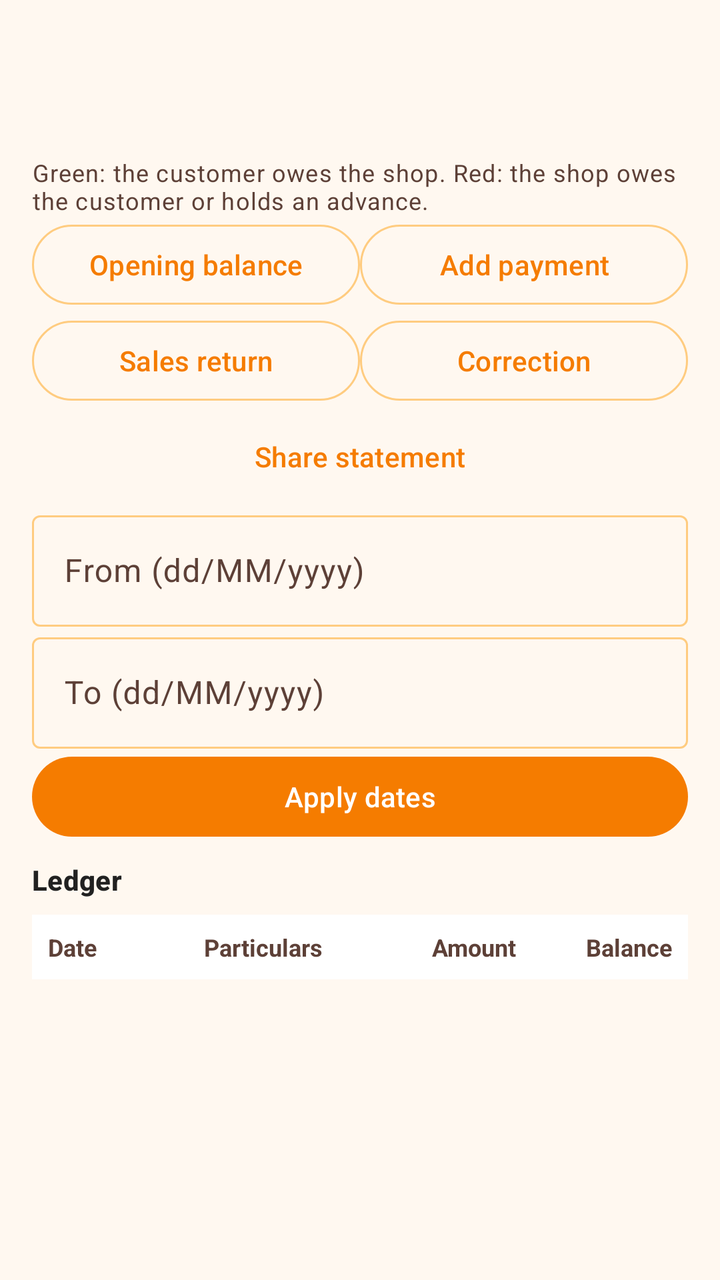
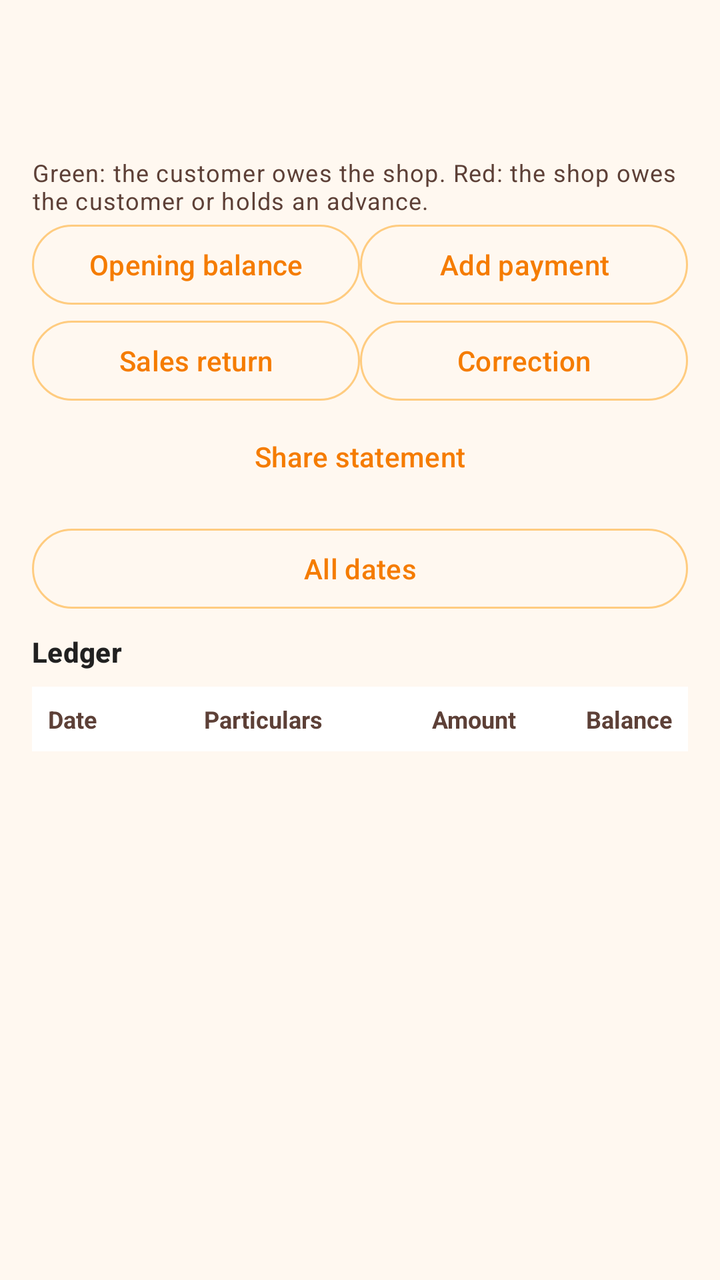

The first picture is an Android layout as it rendered before a commit; the second is the same layout after the commit. The layout source and the unified diff follow.
<!-- AndroidManifest.xml: application theme Theme.VikrSaathi -->
<!-- res/layout/fragment_party_ledger.xml -->
<?xml version="1.0" encoding="utf-8"?>
<ScrollView xmlns:android="http://schemas.android.com/apk/res/android"
    android:layout_width="match_parent"
    android:layout_height="match_parent">

    <LinearLayout
        android:layout_width="match_parent"
        android:layout_height="wrap_content"
        android:orientation="vertical"
        android:padding="16dp">

        <TextView
            android:id="@+id/textPartyName"
            android:layout_width="match_parent"
            android:layout_height="wrap_content"
            android:textAppearance="?attr/textAppearanceHeadlineSmall"
            android:textColor="@color/text_primary_dark" />

        <TextView
            android:id="@+id/textPartyBalance"
            android:layout_width="match_parent"
            android:layout_height="wrap_content"
            android:layout_marginTop="4dp"
            android:textAppearance="?attr/textAppearanceTitleMedium"
            android:textColor="@color/text_accent" />

        <TextView
            android:id="@+id/textSignHint"
            android:layout_width="match_parent"
            android:layout_height="wrap_content"
            android:layout_marginTop="4dp"
            android:text="@string/customer_balance_sign"
            android:textAppearance="?attr/textAppearanceBodySmall"
            android:textColor="@color/text_secondary_dark" />

        <LinearLayout
            android:layout_width="match_parent"
            android:layout_height="wrap_content"
            android:orientation="horizontal">

            <com.google.android.material.button.MaterialButton
                android:id="@+id/buttonOpening"
                style="@style/Widget.Material3.Button.OutlinedButton"
                android:layout_width="0dp"
                android:layout_height="wrap_content"
                android:layout_weight="1"
                android:text="@string/opening_balance_action" />

            <com.google.android.material.button.MaterialButton
                android:id="@+id/buttonPayment"
                style="@style/Widget.Material3.Button.OutlinedButton"
                android:layout_width="0dp"
                android:layout_height="wrap_content"
                android:layout_weight="1"
                android:text="@string/add_payment_action" />
        </LinearLayout>

        <LinearLayout
            android:layout_width="match_parent"
            android:layout_height="wrap_content"
            android:orientation="horizontal">

            <com.google.android.material.button.MaterialButton
                android:id="@+id/buttonReturn"
                style="@style/Widget.Material3.Button.OutlinedButton"
                android:layout_width="0dp"
                android:layout_height="wrap_content"
                android:layout_weight="1"
                android:text="@string/sales_return_action" />

            <com.google.android.material.button.MaterialButton
                android:id="@+id/buttonCorrection"
                style="@style/Widget.Material3.Button.OutlinedButton"
                android:layout_width="0dp"
                android:layout_height="wrap_content"
                android:layout_weight="1"
                android:text="@string/correction_action" />
        </LinearLayout>

        <com.google.android.material.button.MaterialButton
            android:id="@+id/buttonShareStatement"
            style="@style/Widget.Material3.Button.TextButton"
            android:layout_width="match_parent"
            android:layout_height="wrap_content"
            android:text="@string/share_statement" />

        <com.google.android.material.textfield.TextInputLayout
            android:layout_width="match_parent"
            android:layout_height="wrap_content"
            android:hint="@string/ledger_from">

            <com.google.android.material.textfield.TextInputEditText
                android:id="@+id/editFrom"
                android:layout_width="match_parent"
                android:layout_height="wrap_content"
                android:inputType="date" />
        </com.google.android.material.textfield.TextInputLayout>

        <com.google.android.material.textfield.TextInputLayout
            android:layout_width="match_parent"
            android:layout_height="wrap_content"
            android:hint="@string/ledger_to">

            <com.google.android.material.textfield.TextInputEditText
                android:id="@+id/editTo"
                android:layout_width="match_parent"
                android:layout_height="wrap_content"
                android:inputType="date" />
        </com.google.android.material.textfield.TextInputLayout>

        <com.google.android.material.button.MaterialButton
            android:id="@+id/buttonApplyDates"
            android:layout_width="match_parent"
            android:layout_height="wrap_content"
            android:text="@string/ledger_apply" />

        <TextView
            android:layout_width="match_parent"
            android:layout_height="wrap_content"
            android:layout_marginTop="8dp"
            android:text="@string/ledger_title"
            android:textAppearance="?attr/textAppearanceTitleSmall"
            android:textColor="@color/text_primary_dark"
            android:textStyle="bold" />

        <LinearLayout
            android:layout_width="match_parent"
            android:layout_height="wrap_content"
            android:layout_marginTop="8dp"
            android:background="@color/surface_card"
            android:orientation="horizontal"
            android:paddingHorizontal="8dp"
            android:paddingVertical="8dp">

            <TextView
                android:layout_width="72dp"
                android:layout_height="wrap_content"
                android:text="@string/ledger_col_date"
                android:textColor="@color/text_secondary_dark"
                android:textSize="12sp"
                android:textStyle="bold" />

            <TextView
                android:layout_width="0dp"
                android:layout_height="wrap_content"
                android:layout_marginStart="6dp"
                android:layout_weight="1"
                android:text="@string/ledger_col_particulars"
                android:textColor="@color/text_secondary_dark"
                android:textSize="12sp"
                android:textStyle="bold" />

            <TextView
                android:layout_width="wrap_content"
                android:layout_height="wrap_content"
                android:layout_marginStart="6dp"
                android:gravity="end"
                android:minWidth="72dp"
                android:text="@string/ledger_col_amount"
                android:textColor="@color/text_secondary_dark"
                android:textSize="12sp"
                android:textStyle="bold" />

            <TextView
                android:layout_width="wrap_content"
                android:layout_height="wrap_content"
                android:layout_marginStart="6dp"
                android:gravity="end"
                android:minWidth="72dp"
                android:text="@string/ledger_col_balance"
                android:textColor="@color/text_secondary_dark"
                android:textSize="12sp"
                android:textStyle="bold" />
        </LinearLayout>

        <LinearLayout
            android:id="@+id/ledgerLines"
            android:layout_width="match_parent"
            android:layout_height="wrap_content"
            android:orientation="vertical" />
    </LinearLayout>
</ScrollView>
<!-- resources referenced by this layout -->
<resources>
  <color name="surface_card">#FFFFFF</color>
  <color name="text_accent">@color/orange_800</color>
  <color name="text_primary_dark">#212121</color>
  <color name="text_secondary_dark">#5D4037</color>
  <string name="add_payment_action">Add payment</string>
  <string name="correction_action">Correction</string>
  <string name="customer_balance_sign">Green: the customer owes the shop. Red: the shop owes the customer or holds an advance.</string>
  <string name="ledger_apply">Apply dates</string>
  <string name="ledger_col_amount">Amount</string>
  <string name="ledger_col_balance">Balance</string>
  <string name="ledger_col_date">Date</string>
  <string name="ledger_col_particulars">Particulars</string>
  <string name="ledger_from">From (dd/MM/yyyy)</string>
  <string name="ledger_title">Ledger</string>
  <string name="ledger_to">To (dd/MM/yyyy)</string>
  <string name="opening_balance_action">Opening balance</string>
  <string name="sales_return_action">Sales return</string>
  <string name="share_statement">Share statement</string>
  <style name="Theme.VikrSaathi" parent="Theme.Material3.DayNight.NoActionBar">
          <item name="colorPrimary">@color/orange_primary</item>
          <item name="colorPrimaryDark">@color/orange_primary_dark</item>
          <item name="colorPrimaryVariant">@color/orange_primary_dark</item>
          <item name="colorOnPrimary">@color/orange_on_primary</item>
          <item name="colorSecondary">@color/orange_accent</item>
          <item name="colorSecondaryVariant">@color/orange_700</item>
          <item name="colorOnSecondary">@color/black</item>
          <item name="colorPrimaryContainer">@color/orange_100</item>
          <item name="colorOnPrimaryContainer">@color/orange_900</item>
          <item name="colorSurface">@color/surface_card</item>
          <item name="colorOnSurface">@color/text_primary_dark</item>
          <item name="colorSurfaceVariant">@color/orange_surface</item>
          <item name="colorOnSurfaceVariant">@color/text_secondary_dark</item>
          <item name="colorOutline">@color/stroke_default</item>
          <item name="colorOutlineVariant">@color/stroke_subtle</item>
          <item name="android:colorBackground">@color/orange_surface</item>
          <item name="android:statusBarColor">@color/orange_primary_dark</item>
          <item name="android:navigationBarColor">@color/orange_primary_dark</item>
          <item name="materialSwitchStyle">@style/VikrSaathiSwitch</item>
          <item name="materialButtonOutlinedStyle">@style/VikrSaathiOutlinedButton</item>
      </style>
  <color name="orange_800">#EF6C00</color>
  <color name="orange_primary">#F57C00</color>
  <color name="orange_primary_dark">#E65100</color>
  <color name="orange_on_primary">#FFFFFF</color>
  <color name="orange_accent">#FFB74D</color>
  <color name="orange_700">#F57C00</color>
  <color name="black">#FF000000</color>
  <color name="orange_100">#FFE0B2</color>
  <color name="orange_900">#E65100</color>
  <color name="orange_surface">#FFF8F0</color>
  <color name="stroke_default">@color/orange_200</color>
  <color name="stroke_subtle">@color/orange_100</color>
  <style name="VikrSaathiSwitch" parent="Widget.Material3.CompoundButton.MaterialSwitch">
          <item name="thumbTint">@color/switch_thumb_tint</item>
          <item name="trackTint">@color/switch_track_tint</item>
          <item name="trackDecorationTint">@color/switch_track_decoration_tint</item>
      </style>
  <style name="VikrSaathiOutlinedButton" parent="Widget.Material3.Button.OutlinedButton">
          <item name="android:textColor">@color/button_outlined_text</item>
          <item name="strokeColor">@color/button_outlined_stroke</item>
      </style>
  <color name="orange_200">#FFCC80</color>
</resources>

<!-- the commit's change to res/layout/fragment_party_ledger.xml (unified diff, before → after) -->
@@ -84,35 +84,21 @@
             android:layout_height="wrap_content"
             android:text="@string/share_statement" />
 
-        <com.google.android.material.textfield.TextInputLayout
+        <com.google.android.material.button.MaterialButton
+            android:id="@+id/buttonLedgerDates"
+            style="@style/Widget.Material3.Button.OutlinedButton"
             android:layout_width="match_parent"
             android:layout_height="wrap_content"
-            android:hint="@string/ledger_from">
+            android:layout_marginTop="8dp"
+            android:text="@string/ledger_all_dates" />
 
-            <com.google.android.material.textfield.TextInputEditText
-                android:id="@+id/editFrom"
-                android:layout_width="match_parent"
-                android:layout_height="wrap_content"
-                android:inputType="date" />
-        </com.google.android.material.textfield.TextInputLayout>
-
-        <com.google.android.material.textfield.TextInputLayout
+        <com.google.android.material.button.MaterialButton
+            android:id="@+id/buttonClearDates"
+            style="@style/Widget.Material3.Button.TextButton"
             android:layout_width="match_parent"
             android:layout_height="wrap_content"
-            android:hint="@string/ledger_to">
-
-            <com.google.android.material.textfield.TextInputEditText
-                android:id="@+id/editTo"
-                android:layout_width="match_parent"
-                android:layout_height="wrap_content"
-                android:inputType="date" />
-        </com.google.android.material.textfield.TextInputLayout>
-
-        <com.google.android.material.button.MaterialButton
-            android:id="@+id/buttonApplyDates"
-            android:layout_width="match_parent"
-            android:layout_height="wrap_content"
-            android:text="@string/ledger_apply" />
+            android:text="@string/ledger_clear_dates"
+            android:visibility="gone" />
 
         <TextView
             android:layout_width="match_parent"
<!-- resource entries referenced after the edit -->
@@ -7,14 +7,13 @@
   <string name="add_payment_action">Add payment</string>
   <string name="correction_action">Correction</string>
   <string name="customer_balance_sign">Green: the customer owes the shop. Red: the shop owes the customer or holds an advance.</string>
-  <string name="ledger_apply">Apply dates</string>
+  <string name="ledger_all_dates">All dates</string>
+  <string name="ledger_clear_dates">Clear dates</string>
   <string name="ledger_col_amount">Amount</string>
   <string name="ledger_col_balance">Balance</string>
   <string name="ledger_col_date">Date</string>
   <string name="ledger_col_particulars">Particulars</string>
-  <string name="ledger_from">From (dd/MM/yyyy)</string>
   <string name="ledger_title">Ledger</string>
-  <string name="ledger_to">To (dd/MM/yyyy)</string>
   <string name="opening_balance_action">Opening balance</string>
   <string name="sales_return_action">Sales return</string>
   <string name="share_statement">Share statement</string>
